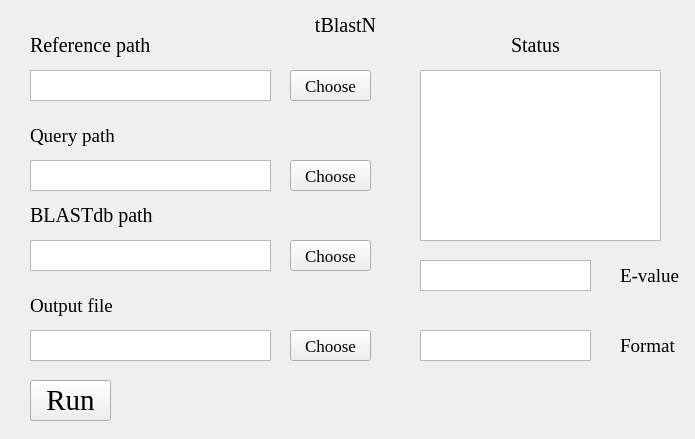
Above: tBlastN.ui from hzaurzli/MicroWorldOmics before the change. Below: the same form after it.
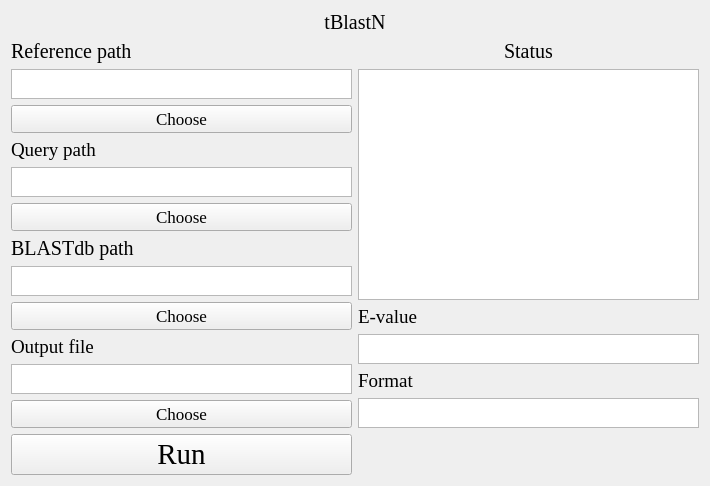
That is the form after the change. Icons and pictures are not drawn.

```diff
--- a/tBlastN.ui
+++ b/tBlastN.ui
@@ -6,8 +6,8 @@
    <rect>
     <x>0</x>
     <y>0</y>
-    <width>695</width>
-    <height>439</height>
+    <width>710</width>
+    <height>479</height>
    </rect>
   </property>
   <property name="windowTitle">
@@ -16,15 +16,11 @@
   <property name="styleSheet">
    <string notr="true">background-image: url(D:/Documents/Desktop/bb.png)</string>
   </property>
-  <widget class="QLabel" name="label">
-   <property name="geometry">
-    <rect>
-     <x>280</x>
-     <y>10</y>
-     <width>131</width>
-     <height>31</height>
-    </rect>
-   </property>
+  <layout class="QGridLayout" name="gridLayout_6">
+   <item row="0" column="0" colspan="2">
+    <layout class="QGridLayout" name="gridLayout_8">
+     <item row="0" column="0">
+      <widget class="QLabel" name="label_3">
    <property name="font">
     <font>
      <family>Times New Roman</family>
@@ -38,15 +34,29 @@
     <set>Qt::AlignCenter</set>
    </property>
   </widget>
+     </item>
+    </layout>
+   </item>
+   <item row="1" column="0">
+    <layout class="QGridLayout" name="gridLayout">
+     <item row="3" column="0">
+      <widget class="QLabel" name="label_7">
+       <property name="font">
+        <font>
+         <family>Times New Roman</family>
+         <pointsize>14</pointsize>
+        </font>
+       </property>
+       <property name="text">
+        <string>Query path</string>
+       </property>
+       <property name="alignment">
+        <set>Qt::AlignLeading|Qt::AlignLeft|Qt::AlignVCenter</set>
+       </property>
+      </widget>
+     </item>
+     <item row="0" column="0">
   <widget class="QLabel" name="label_2">
-   <property name="geometry">
-    <rect>
-     <x>30</x>
-     <y>30</y>
-     <width>161</width>
-     <height>31</height>
-    </rect>
-   </property>
    <property name="font">
     <font>
      <family>Times New Roman</family>
@@ -60,28 +70,9 @@
     <set>Qt::AlignLeading|Qt::AlignLeft|Qt::AlignVCenter</set>
    </property>
   </widget>
-  <widget class="QTextBrowser" name="textBrowser">
-   <property name="geometry">
-    <rect>
-     <x>420</x>
-     <y>70</y>
-     <width>241</width>
-     <height>171</height>
-    </rect>
-   </property>
-   <property name="styleSheet">
-    <string notr="true">background-image: url(D:/Documents/Desktop/white.png)</string>
-   </property>
-  </widget>
-  <widget class="QLabel" name="label_4">
-   <property name="geometry">
-    <rect>
-     <x>480</x>
-     <y>30</y>
-     <width>111</width>
-     <height>31</height>
-    </rect>
-   </property>
+     </item>
+     <item row="6" column="0">
+      <widget class="QLabel" name="label_6">
    <property name="font">
     <font>
      <family>Times New Roman</family>
@@ -89,69 +80,34 @@
     </font>
    </property>
    <property name="text">
-    <string>Status</string>
+        <string>BLASTdb path</string>
    </property>
    <property name="alignment">
-    <set>Qt::AlignCenter</set>
-   </property>
-  </widget>
+        <set>Qt::AlignLeading|Qt::AlignLeft|Qt::AlignVCenter</set>
+       </property>
+      </widget>
+     </item>
+     <item row="1" column="0">
   <widget class="QTextBrowser" name="textBrowser_2">
-   <property name="geometry">
-    <rect>
-     <x>30</x>
-     <y>70</y>
-     <width>241</width>
-     <height>31</height>
-    </rect>
-   </property>
-   <property name="styleSheet">
-    <string notr="true">background-image: url(D:/Documents/Desktop/white.png)</string>
-   </property>
-  </widget>
-  <widget class="QTextBrowser" name="textBrowser_3">
-   <property name="geometry">
-    <rect>
-     <x>30</x>
-     <y>160</y>
-     <width>241</width>
-     <height>31</height>
-    </rect>
-   </property>
+       <property name="sizePolicy">
+        <sizepolicy hsizetype="Expanding" vsizetype="Maximum">
+         <horstretch>0</horstretch>
+         <verstretch>0</verstretch>
+        </sizepolicy>
+       </property>
+       <property name="maximumSize">
+        <size>
+         <width>16777215</width>
+         <height>30</height>
+        </size>
+       </property>
    <property name="styleSheet">
     <string notr="true">background-image: url(D:/Documents/Desktop/white.png)</string>
    </property>
   </widget>
-  <widget class="QPushButton" name="pushButton">
-   <property name="geometry">
-    <rect>
-     <x>30</x>
-     <y>380</y>
-     <width>81</width>
-     <height>41</height>
-    </rect>
-   </property>
-   <property name="font">
-    <font>
-     <family>Times New Roman</family>
-     <pointsize>22</pointsize>
-    </font>
-   </property>
-   <property name="styleSheet">
-    <string notr="true">background-image: url(D:/Documents/Desktop/white.png)</string>
-   </property>
-   <property name="text">
-    <string>Run</string>
-   </property>
-  </widget>
+     </item>
+     <item row="9" column="0">
   <widget class="QLabel" name="label_5">
-   <property name="geometry">
-    <rect>
-     <x>30</x>
-     <y>290</y>
-     <width>161</width>
-     <height>31</height>
-    </rect>
-   </property>
    <property name="font">
     <font>
      <family>Times New Roman</family>
@@ -165,123 +121,60 @@
     <set>Qt::AlignLeading|Qt::AlignLeft|Qt::AlignVCenter</set>
    </property>
   </widget>
-  <widget class="QLabel" name="label_6">
-   <property name="geometry">
-    <rect>
-     <x>30</x>
-     <y>200</y>
-     <width>161</width>
-     <height>31</height>
-    </rect>
-   </property>
-   <property name="font">
-    <font>
-     <family>Times New Roman</family>
-     <pointsize>15</pointsize>
-    </font>
-   </property>
-   <property name="text">
-    <string>BLASTdb path</string>
-   </property>
-   <property name="alignment">
-    <set>Qt::AlignLeading|Qt::AlignLeft|Qt::AlignVCenter</set>
-   </property>
-  </widget>
-  <widget class="QTextBrowser" name="textBrowser_4">
-   <property name="geometry">
-    <rect>
-     <x>30</x>
-     <y>240</y>
-     <width>241</width>
-     <height>31</height>
-    </rect>
-   </property>
-   <property name="styleSheet">
-    <string notr="true">background-image: url(D:/Documents/Desktop/white.png)</string>
-   </property>
-  </widget>
+     </item>
+     <item row="10" column="0">
   <widget class="QTextBrowser" name="textBrowser_5">
-   <property name="geometry">
-    <rect>
-     <x>30</x>
-     <y>330</y>
-     <width>241</width>
-     <height>31</height>
-    </rect>
-   </property>
+       <property name="sizePolicy">
+        <sizepolicy hsizetype="Expanding" vsizetype="Maximum">
+         <horstretch>0</horstretch>
+         <verstretch>0</verstretch>
+        </sizepolicy>
+       </property>
+       <property name="maximumSize">
+        <size>
+         <width>16777215</width>
+         <height>30</height>
+        </size>
+       </property>
    <property name="styleSheet">
     <string notr="true">background-image: url(D:/Documents/Desktop/white.png)</string>
    </property>
   </widget>
-  <widget class="QLabel" name="label_7">
-   <property name="geometry">
-    <rect>
-     <x>30</x>
-     <y>120</y>
-     <width>161</width>
-     <height>31</height>
-    </rect>
-   </property>
-   <property name="font">
-    <font>
-     <family>Times New Roman</family>
-     <pointsize>14</pointsize>
-    </font>
-   </property>
-   <property name="text">
-    <string>Query path</string>
-   </property>
-   <property name="alignment">
-    <set>Qt::AlignLeading|Qt::AlignLeft|Qt::AlignVCenter</set>
-   </property>
-  </widget>
-  <widget class="QPushButton" name="pushButton_2">
-   <property name="geometry">
-    <rect>
-     <x>290</x>
-     <y>70</y>
-     <width>81</width>
-     <height>31</height>
-    </rect>
-   </property>
-   <property name="font">
-    <font>
-     <family>Times New Roman</family>
-     <pointsize>13</pointsize>
-    </font>
-   </property>
-   <property name="text">
-    <string>Choose</string>
-   </property>
-  </widget>
-  <widget class="QPushButton" name="pushButton_3">
-   <property name="geometry">
-    <rect>
-     <x>290</x>
-     <y>160</y>
-     <width>81</width>
-     <height>31</height>
-    </rect>
-   </property>
-   <property name="font">
-    <font>
-     <family>Times New Roman</family>
-     <pointsize>13</pointsize>
-    </font>
-   </property>
-   <property name="text">
-    <string>Choose</string>
-   </property>
-  </widget>
+     </item>
+     <item row="4" column="0">
+      <widget class="QTextBrowser" name="textBrowser_3">
+       <property name="sizePolicy">
+        <sizepolicy hsizetype="Expanding" vsizetype="Maximum">
+         <horstretch>0</horstretch>
+         <verstretch>0</verstretch>
+        </sizepolicy>
+       </property>
+       <property name="maximumSize">
+        <size>
+         <width>16777215</width>
+         <height>30</height>
+        </size>
+       </property>
+       <property name="styleSheet">
+        <string notr="true">background-image: url(D:/Documents/Desktop/white.png)</string>
+       </property>
+      </widget>
+     </item>
+     <item row="8" column="0">
   <widget class="QPushButton" name="pushButton_4">
-   <property name="geometry">
-    <rect>
-     <x>290</x>
-     <y>240</y>
-     <width>81</width>
-     <height>31</height>
-    </rect>
-   </property>
+       <property name="font">
+        <font>
+         <family>Times New Roman</family>
+         <pointsize>13</pointsize>
+        </font>
+       </property>
+       <property name="text">
+        <string>Choose</string>
+       </property>
+      </widget>
+     </item>
+     <item row="5" column="0">
+      <widget class="QPushButton" name="pushButton_3">
    <property name="font">
     <font>
      <family>Times New Roman</family>
@@ -292,15 +185,41 @@
     <string>Choose</string>
    </property>
   </widget>
+     </item>
+     <item row="2" column="0">
+      <widget class="QPushButton" name="pushButton_2">
+       <property name="font">
+        <font>
+         <family>Times New Roman</family>
+         <pointsize>13</pointsize>
+        </font>
+       </property>
+       <property name="text">
+        <string>Choose</string>
+       </property>
+      </widget>
+     </item>
+     <item row="7" column="0">
+      <widget class="QTextBrowser" name="textBrowser_4">
+       <property name="sizePolicy">
+        <sizepolicy hsizetype="Expanding" vsizetype="Maximum">
+         <horstretch>0</horstretch>
+         <verstretch>0</verstretch>
+        </sizepolicy>
+       </property>
+       <property name="maximumSize">
+        <size>
+         <width>16777215</width>
+         <height>30</height>
+        </size>
+       </property>
+       <property name="styleSheet">
+        <string notr="true">background-image: url(D:/Documents/Desktop/white.png)</string>
+       </property>
+      </widget>
+     </item>
+     <item row="11" column="0">
   <widget class="QPushButton" name="pushButton_5">
-   <property name="geometry">
-    <rect>
-     <x>290</x>
-     <y>330</y>
-     <width>81</width>
-     <height>31</height>
-    </rect>
-   </property>
    <property name="font">
     <font>
      <family>Times New Roman</family>
@@ -311,28 +230,32 @@
     <string>Choose</string>
    </property>
   </widget>
+     </item>
+    </layout>
+   </item>
+   <item row="1" column="1">
+    <layout class="QGridLayout" name="gridLayout_3">
+     <item row="3" column="0">
   <widget class="QTextEdit" name="textEdit">
-   <property name="geometry">
-    <rect>
-     <x>420</x>
-     <y>260</y>
-     <width>171</width>
-     <height>31</height>
-    </rect>
+       <property name="sizePolicy">
+        <sizepolicy hsizetype="Expanding" vsizetype="Maximum">
+         <horstretch>0</horstretch>
+         <verstretch>0</verstretch>
+        </sizepolicy>
+       </property>
+       <property name="maximumSize">
+        <size>
+         <width>16777215</width>
+         <height>30</height>
+        </size>
    </property>
    <property name="styleSheet">
     <string notr="true">background-image: url(D:/Documents/Desktop/white.png)</string>
    </property>
   </widget>
+     </item>
+     <item row="2" column="0">
   <widget class="QLabel" name="label_8">
-   <property name="geometry">
-    <rect>
-     <x>620</x>
-     <y>260</y>
-     <width>61</width>
-     <height>31</height>
-    </rect>
-   </property>
    <property name="font">
     <font>
      <family>Times New Roman</family>
@@ -346,15 +269,50 @@
     <set>Qt::AlignLeading|Qt::AlignLeft|Qt::AlignVCenter</set>
    </property>
   </widget>
+     </item>
+     <item row="1" column="0">
+      <widget class="QTextBrowser" name="textBrowser">
+       <property name="sizePolicy">
+        <sizepolicy hsizetype="Expanding" vsizetype="Expanding">
+         <horstretch>0</horstretch>
+         <verstretch>0</verstretch>
+        </sizepolicy>
+       </property>
+       <property name="maximumSize">
+        <size>
+         <width>16777215</width>
+         <height>16777215</height>
+        </size>
+       </property>
+       <property name="styleSheet">
+        <string notr="true">background-image: url(D:/Documents/Desktop/white.png)</string>
+       </property>
+      </widget>
+     </item>
+     <item row="0" column="0">
+      <widget class="QLabel" name="label_4">
+       <property name="sizePolicy">
+        <sizepolicy hsizetype="Expanding" vsizetype="Maximum">
+         <horstretch>0</horstretch>
+         <verstretch>0</verstretch>
+        </sizepolicy>
+       </property>
+       <property name="font">
+        <font>
+         <family>Times New Roman</family>
+         <pointsize>15</pointsize>
+        </font>
+       </property>
+       <property name="text">
+        <string>Status</string>
+       </property>
+       <property name="alignment">
+        <set>Qt::AlignCenter</set>
+       </property>
+      </widget>
+     </item>
+     <item row="4" column="0">
   <widget class="QLabel" name="label_9">
-   <property name="geometry">
-    <rect>
-     <x>620</x>
-     <y>330</y>
-     <width>61</width>
-     <height>31</height>
-    </rect>
-   </property>
    <property name="font">
     <font>
      <family>Times New Roman</family>
@@ -368,19 +326,49 @@
     <set>Qt::AlignLeading|Qt::AlignLeft|Qt::AlignVCenter</set>
    </property>
   </widget>
+     </item>
+     <item row="5" column="0">
   <widget class="QTextEdit" name="textEdit_2">
-   <property name="geometry">
-    <rect>
-     <x>420</x>
-     <y>330</y>
-     <width>171</width>
-     <height>31</height>
-    </rect>
-   </property>
+       <property name="sizePolicy">
+        <sizepolicy hsizetype="Expanding" vsizetype="Maximum">
+         <horstretch>0</horstretch>
+         <verstretch>0</verstretch>
+        </sizepolicy>
+       </property>
+       <property name="maximumSize">
+        <size>
+         <width>16777215</width>
+         <height>30</height>
+        </size>
+       </property>
    <property name="styleSheet">
     <string notr="true">background-image: url(D:/Documents/Desktop/white.png)</string>
    </property>
   </widget>
+     </item>
+    </layout>
+   </item>
+   <item row="2" column="0">
+    <layout class="QGridLayout" name="gridLayout_5">
+     <item row="0" column="0">
+      <widget class="QPushButton" name="pushButton">
+       <property name="font">
+        <font>
+         <family>Times New Roman</family>
+         <pointsize>22</pointsize>
+        </font>
+       </property>
+       <property name="styleSheet">
+        <string notr="true">background-image: url(D:/Documents/Desktop/white.png)</string>
+       </property>
+       <property name="text">
+        <string>Run</string>
+       </property>
+      </widget>
+     </item>
+    </layout>
+   </item>
+  </layout>
  </widget>
  <resources/>
  <connections/>
```
Left out of the diff: 2 changed lines with no effect on the pictures. Lines whose indentation alone changed are shown as unchanged.
